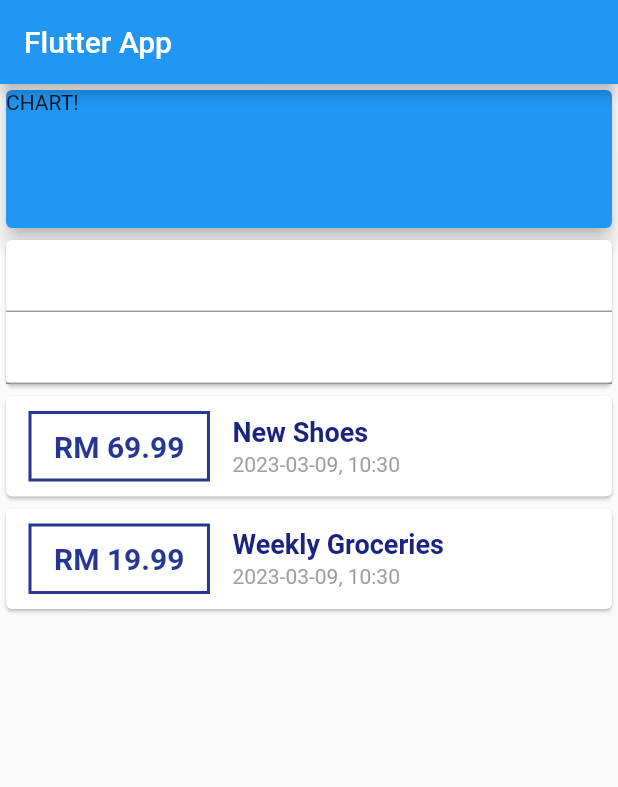
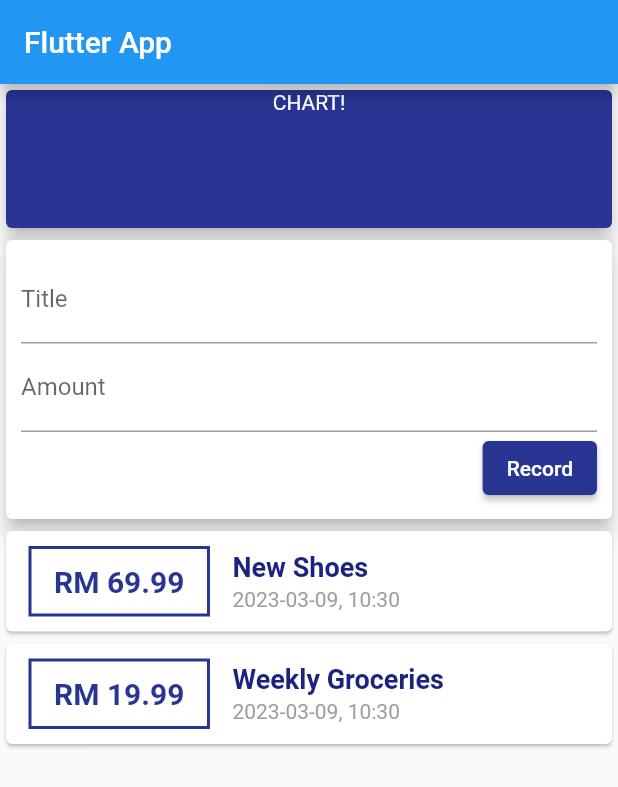
Before and after one commit to HooEP01/expense-tracker, a Flutter app: the screen it shows after launch, on a phone screen of 412 x 824 dp. Shown: the top 787 px of the screen. Run offline on Flutter 3.47's test engine with Material 2 defaults, Android fonts, the phone set to English and light mode, and no system bars.

Commit message:
split transaction widget

```diff
--- a/lib/main.dart
+++ b/lib/main.dart
@@ -1,6 +1,5 @@
 import 'package:flutter/material.dart';
-import './transaction.dart';
-import 'package:intl/intl.dart';
+import 'package:real_app/widgets/user_transactions.dart';
 
 void main() => runApp(MyApp());
 
@@ -15,20 +14,10 @@ class MyApp extends StatelessWidget {
 }
 
 class MyHomePage extends StatelessWidget {
-  final List<Transaction> transactions = [
-    Transaction(
-      id: '1',
-      title: 'New Shoes',
-      amount: 69.99,
-      date: DateTime.now(),
-    ),
-    Transaction(
-      id: '2',
-      title: 'Weekly Groceries',
-      amount: 19.99,
-      date: DateTime.now(),
-    ),
-  ];
+  // late String titleInput;
+  // late String amountInput;
+  final titleController = TextEditingController();
+  final amountController = TextEditingController();
 
   @override
   Widget build(BuildContext context) {
@@ -36,86 +25,27 @@ class MyHomePage extends StatelessWidget {
       appBar: AppBar(
         title: const Text('Flutter App'),
       ),
-      body: Column(
+      body: SingleChildScrollView(
+        child: Column(
           mainAxisAlignment: MainAxisAlignment.start,
           crossAxisAlignment: CrossAxisAlignment.stretch,
           children: <Widget>[
-          const SizedBox(
+            Container(
               width: double.infinity,
               height: 100,
               child: Card(
-              color: Colors.blue,
+                color: Colors.indigo.shade800,
                 elevation: 5,
-              child: Text('CHART!'),
-            ),
-          ),
-          Card(
-            child: Column(
-              children: const <Widget>[
-                TextField(),
-                TextField(),
-              ],
-            ),
-          ),
-          Column(
-            children: transactions.map((tx) {
-              return Card(
-                child: Row(
-                  children: <Widget>[
-                    Container(
-                      margin: const EdgeInsets.symmetric(
-                        vertical: 10,
-                        horizontal: 15,
-                      ),
-                      decoration: BoxDecoration(
-                        border: Border.all(
-                          color: Colors.indigo.shade800,
-                          width: 2,
-                        ),
-                      ),
-                      padding: const EdgeInsets.symmetric(
-                        vertical: 10,
-                        horizontal: 15,
-                      ),
-                      child: Text(
-                        "RM ${tx.amount}",
-                        style: TextStyle(
-                          fontWeight: FontWeight.bold,
-                          fontSize: 20,
-                          color: Colors.indigo.shade800,
+                child: const Text(
+                  'CHART!',
+                  style: TextStyle(color: Colors.white),
+                  textAlign: TextAlign.center,
                 ),
               ),
             ),
-                    Column(
-                      mainAxisAlignment: MainAxisAlignment.spaceEvenly,
-                      crossAxisAlignment: CrossAxisAlignment.start,
-                      children: <Widget>[
-                        Padding(
-                          padding: const EdgeInsets.only(bottom: 3),
-                          child: Text(
-                            tx.title,
-                            style: TextStyle(
-                              fontSize: 18,
-                              fontWeight: FontWeight.bold,
-                              color: Colors.indigo.shade900,
-                            ),
-                          ),
-                        ),
-                        Text(
-                          DateFormat("yyyy-MM-dd, H:m").format(tx.date),
-                          style: TextStyle(
-                            fontSize: 14,
-                            color: Colors.grey.shade500,
-                          ),
-                        ),
+            UserTransactions(),
           ],
         ),
-                  ],
-                ),
-              );
-            }).toList(),
-          ),
-        ],
       ),
     );
   }
--- /dev/null
+++ b/lib/widgets/new_transactions.dart
@@ -0,0 +1,47 @@
+import 'package:flutter/material.dart';
+
+class NewTransaction extends StatelessWidget {
+  final titleController = TextEditingController();
+  final amountController = TextEditingController();
+  final Function newTransaction;
+
+  NewTransaction(this.newTransaction, {super.key});
+
+  @override
+  Widget build(BuildContext context) {
+    return Card(
+      elevation: 5,
+      child: Container(
+        padding: const EdgeInsets.all(10),
+        child: Column(
+          crossAxisAlignment: CrossAxisAlignment.end,
+          children: <Widget>[
+            TextField(
+              decoration: const InputDecoration(labelText: "Title"),
+              controller: titleController,
+              // onChanged: (value) => titleInput = value,
+            ),
+            TextField(
+              decoration: const InputDecoration(labelText: "Amount"),
+              controller: amountController,
+              // onChanged: (value) => amountInput = value,
+            ),
+            ElevatedButton(
+              style: ButtonStyle(
+                backgroundColor:
+                    MaterialStateProperty.all<Color>(Colors.indigo.shade800),
+                foregroundColor: MaterialStateProperty.all<Color>(Colors.white),
+              ),
+              child: const Text('Record'),
+              onPressed: () {
+                newTransaction(
+                    titleController.text, double.parse(amountController.text));
+                // print(titleInput + amountInput);
+              },
+            ),
+          ],
+        ),
+      ),
+    );
+  }
+}
--- /dev/null
+++ b/lib/widgets/transaction_list.dart
@@ -0,0 +1,71 @@
+import 'package:flutter/material.dart';
+import '../models/transaction.dart';
+import 'package:intl/intl.dart';
+
+class TransactionList extends StatelessWidget {
+  final List<Transaction> userTransaction;
+
+  const TransactionList(this.userTransaction, {super.key});
+
+  @override
+  Widget build(BuildContext context) {
+    return Column(
+      children: userTransaction.map((tx) {
+        return Card(
+          child: Row(
+            children: <Widget>[
+              Container(
+                margin: const EdgeInsets.symmetric(
+                  vertical: 10,
+                  horizontal: 15,
+                ),
+                decoration: BoxDecoration(
+                  border: Border.all(
+                    color: Colors.indigo.shade800,
+                    width: 2,
+                  ),
+                ),
+                padding: const EdgeInsets.symmetric(
+                  vertical: 10,
+                  horizontal: 15,
+                ),
+                child: Text(
+                  "RM ${tx.amount}",
+                  style: TextStyle(
+                    fontWeight: FontWeight.bold,
+                    fontSize: 20,
+                    color: Colors.indigo.shade800,
+                  ),
+                ),
+              ),
+              Column(
+                mainAxisAlignment: MainAxisAlignment.spaceEvenly,
+                crossAxisAlignment: CrossAxisAlignment.start,
+                children: <Widget>[
+                  Padding(
+                    padding: const EdgeInsets.only(bottom: 3),
+                    child: Text(
+                      tx.title,
+                      style: TextStyle(
+                        fontSize: 18,
+                        fontWeight: FontWeight.bold,
+                        color: Colors.indigo.shade900,
+                      ),
+                    ),
+                  ),
+                  Text(
+                    DateFormat("yyyy-MM-dd, H:m").format(tx.date),
+                    style: TextStyle(
+                      fontSize: 14,
+                      color: Colors.grey.shade500,
+                    ),
+                  ),
+                ],
+              ),
+            ],
+          ),
+        );
+      }).toList(),
+    );
+  }
+}
--- /dev/null
+++ b/lib/widgets/user_transactions.dart
@@ -0,0 +1,51 @@
+import 'package:flutter/material.dart';
+import './transaction_list.dart';
+import './new_transactions.dart';
+import '../models/transaction.dart';
+
+class UserTransactions extends StatefulWidget {
+  const UserTransactions({super.key});
+
+  @override
+  State<UserTransactions> createState() => _UserTransactionsState();
+}
+
+class _UserTransactionsState extends State<UserTransactions> {
+  final List<Transaction> _userTransaction = [
+    Transaction(
+      id: '1',
+      title: 'New Shoes',
+      amount: 69.99,
+      date: DateTime.now(),
+    ),
+    Transaction(
+      id: '2',
+      title: 'Weekly Groceries',
+      amount: 19.99,
+      date: DateTime.now(),
+    ),
+  ];
+
+  void _addNewTransaction(String txTitle, double txAmount) {
+    final newTx = Transaction(
+      id: DateTime.now().toString(),
+      title: txTitle,
+      amount: txAmount,
+      date: DateTime.now(),
+    );
+
+    setState(() {
+      _userTransaction.add(newTx);
+    });
+  }
+
+  @override
+  Widget build(BuildContext context) {
+    return Column(
+      children: <Widget>[
+        NewTransaction(_addNewTransaction),
+        TransactionList(_userTransaction),
+      ],
+    );
+  }
+}
```
Also changed, not shown: lib/models/transaction.dart (renamed from lib/transaction.dart). Lines whose indentation alone changed are shown as unchanged.
